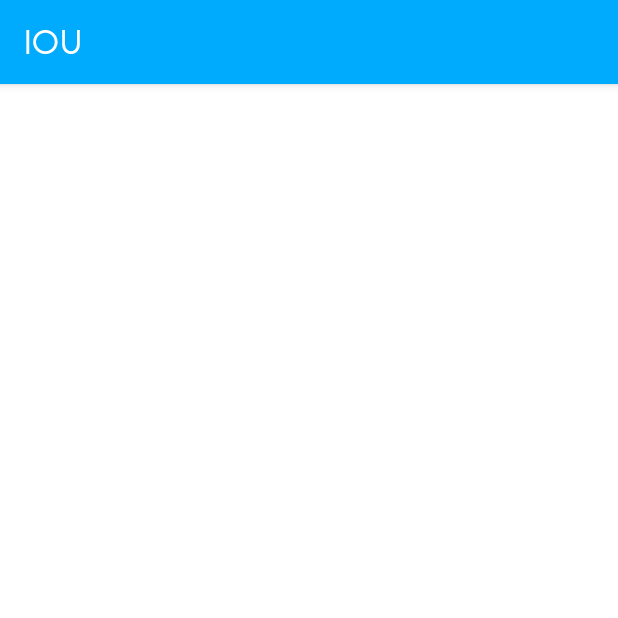
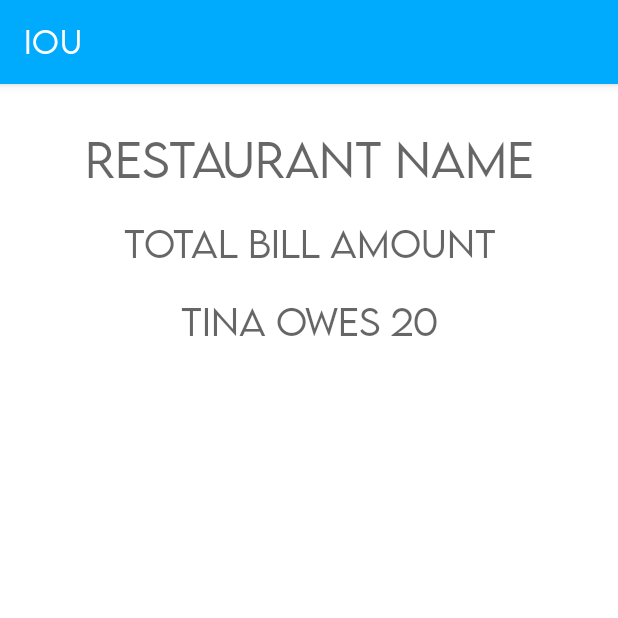
Before and after one commit to tinawen02/IOU, an Android app: the BillDetailsActivity screen opened directly, with no data from a screen before it, on a phone screen of 412 x 824 dp, the top half of it. Run offline under Robolectric (Android 15) with nearby library versions, the phone set to English and light mode, and no system bars; libraries missing offline, so code that uses them is left out: com.parse, org.parceler; 5 statements that could not run were skipped.

Commit message:
making a pr

```diff
--- a/app/src/main/java/com/example/iou/bill/activities/SplitSettlementActivity.java
+++ b/app/src/main/java/com/example/iou/bill/activities/SplitSettlementActivity.java
@@ -23,6 +23,7 @@ import com.parse.SaveCallback;
 
 import org.parceler.Parcels;
 
+import java.text.DecimalFormat;
 import java.util.Iterator;
 import java.util.Map;
 import java.util.Set;
@@ -37,6 +38,7 @@ public class SplitSettlementActivity extends AppCompatActivity {
     private TextView tvAmountsOwed;
 
     private BillParse bill = new BillParse();
+    private static final DecimalFormat decimalFormat = new DecimalFormat("0.00");
 
     @Override
     protected void onCreate(Bundle savedInstanceState) {
@@ -63,7 +65,7 @@ public class SplitSettlementActivity extends AppCompatActivity {
         StringBuilder str = new StringBuilder();
         for (Iterator i = keys.iterator(); i.hasNext(); ) {
             String name = (String) i.next();
-            Double value = amountsOwed.get(name);
+            Double value = Double.valueOf(decimalFormat.format(amountsOwed.get(name)));
             str.append(name + " owes " + value + "\n");
         }
 
@@ -98,6 +100,7 @@ public class SplitSettlementActivity extends AppCompatActivity {
     private void toHomeFragment() {
         Intent i = new Intent(SplitSettlementActivity.this, MainActivity.class);
         i.putExtra(USER_BILL_KEY, Parcels.wrap(bill));
+        i.putExtra(SPLIT_BILL_INFORMATION_KEY, Parcels.wrap(splitBill));
         startActivity(i);
     }
 }
--- a/app/src/main/java/com/example/iou/bill/adapters/BillItemAdapter.java
+++ b/app/src/main/java/com/example/iou/bill/adapters/BillItemAdapter.java
@@ -9,6 +9,7 @@ import android.widget.LinearLayout;
 import android.widget.TextView;
 
 import androidx.annotation.NonNull;
+import androidx.core.content.res.ResourcesCompat;
 import androidx.recyclerview.widget.RecyclerView;
 
 import com.example.iou.R;
@@ -82,6 +83,9 @@ public class BillItemAdapter extends RecyclerView.Adapter<BillItemAdapter.ViewHo
                         LinearLayout.LayoutParams.MATCH_PARENT,
                         ViewGroup.LayoutParams.WRAP_CONTENT));
 
+                // Set the font
+                checkbox.setTypeface(ResourcesCompat.getFont(context, R.font.lemon_milk_light));
+
                 // Checks to see if a checkbox was clicked or not
                 int finalI = i;
                 checkbox.setOnClickListener(new View.OnClickListener() {
--- a/app/src/main/java/com/example/iou/home/activities/BillDetailsActivity.java
+++ b/app/src/main/java/com/example/iou/home/activities/BillDetailsActivity.java
@@ -1,16 +1,49 @@
 package com.example.iou.home.activities;
+
+import static com.example.iou.IOUKeys.BILL_DETAILS_KEY;
+import static com.example.iou.IOUKeys.SPLIT_BILL_INFORMATION_KEY;
 
 import androidx.appcompat.app.AppCompatActivity;
 
 import android.os.Bundle;
+import android.widget.TextView;
 
 import com.example.iou.R;
+import com.example.iou.bill.models.BillParse;
+
+import org.parceler.Parcels;
+
+import java.util.Date;
 
 public class BillDetailsActivity extends AppCompatActivity {
+
+    private TextView tvLocationDetails;
+    private TextView tvBillAmountDetails;
+    private TextView tvAmountsOwedDetails;
+    private TextView tvTimeStampDetails;
+
+    private BillParse bill;
 
     @Override
     protected void onCreate(Bundle savedInstanceState) {
         super.onCreate(savedInstanceState);
         setContentView(R.layout.activity_bill_details);
+
+        // Unwrap the parcel
+        bill = Parcels.unwrap(getIntent().getParcelableExtra(BILL_DETAILS_KEY));
+
+        tvLocationDetails = findViewById(R.id.tvLocationDetails);
+        tvBillAmountDetails = findViewById(R.id.tvBillAmountDetails);
+        tvAmountsOwedDetails = findViewById(R.id.tvAmountsOwedDetails);
+        tvTimeStampDetails = findViewById(R.id.tvTimeStampDetails);
+
+        tvLocationDetails.setText(bill.getLocation());
+        tvBillAmountDetails.setText(String.valueOf(bill.getFinalBill()));
+        tvAmountsOwedDetails.setText(bill.getAmountsOwed());
+
+        // Calculate relative date of the post
+        Date createdAt = bill.getCreatedAt();
+        String timeAgo = BillParse.calculateTimeAgo(createdAt);
+        tvTimeStampDetails.setText(timeAgo);
     }
 }
--- a/app/src/main/java/com/example/iou/home/adapters/FeedAdapter.java
+++ b/app/src/main/java/com/example/iou/home/adapters/FeedAdapter.java
@@ -16,6 +16,7 @@ import com.example.iou.home.activities.BillDetailsActivity;
 
 import org.parceler.Parcels;
 
+import java.text.DecimalFormat;
 import java.util.Date;
 import java.util.List;
 
@@ -71,7 +72,7 @@ public class FeedAdapter extends RecyclerView.Adapter<FeedAdapter.ViewHolder> {
             tvBillAmountFeed.setText(String.valueOf(bill.getFinalBill()));
             tvAmountsOwedFeed.setText(bill.getAmountsOwed());
 
-            // Debugging location: poor structure but only way it works
+            // TODO: click on the background possibly?
             tvLocationFeed.setOnClickListener(new View.OnClickListener() {
                 @Override
                 public void onClick(View v) {
--- a/app/src/main/res/layout/activity_bill_details.xml
+++ b/app/src/main/res/layout/activity_bill_details.xml
@@ -1,9 +1,54 @@
 <?xml version="1.0" encoding="utf-8"?>
 <androidx.constraintlayout.widget.ConstraintLayout xmlns:android="http://schemas.android.com/apk/res/android"
     xmlns:app="http://schemas.android.com/apk/res-auto"
-    xmlns:tools="http://schemas.android.com/tools"
     android:layout_width="match_parent"
-    android:layout_height="match_parent"
-    tools:context=".home.activities.BillDetailsActivity">
+    android:layout_height="wrap_content">
+
+    <TextView
+        android:id="@+id/tvLocationDetails"
+        android:layout_width="match_parent"
+        android:layout_height="wrap_content"
+        android:layout_marginTop="30dp"
+        android:gravity="center"
+        android:hint="@string/restaurant_name"
+        android:textColor="@color/black"
+        android:textSize="30dp"
+        app:layout_constraintTop_toTopOf="parent" />
+
+
+    <TextView
+        android:id="@+id/tvBillAmountDetails"
+        android:layout_width="match_parent"
+        android:layout_height="wrap_content"
+        android:layout_marginTop="20dp"
+        android:gravity="center"
+        android:hint="@string/total_bill_amount"
+        android:textColor="@color/black"
+        android:textSize="23dp"
+        app:layout_constraintTop_toBottomOf="@id/tvLocationDetails" />
+
+
+    <TextView
+        android:id="@+id/tvAmountsOwedDetails"
+        android:layout_width="match_parent"
+        android:layout_height="wrap_content"
+        android:layout_marginTop="20dp"
+        android:gravity="center"
+        android:hint="Tina owes 20"
+        android:textColor="@color/black"
+        android:textSize="23dp"
+        app:layout_constraintTop_toBottomOf="@id/tvBillAmountDetails" />
+
+    <TextView
+        android:id="@+id/tvTimeStampDetails"
+        android:layout_width="wrap_content"
+        android:layout_height="wrap_content"
+        android:layout_marginStart="15dp"
+        android:layout_marginBottom="15dp"
+        android:text="TextView"
+        app:layout_constraintEnd_toEndOf="parent"
+        app:layout_constraintStart_toStartOf="parent"
+        app:layout_constraintTop_toBottomOf="@id/tvAmountsOwedDetails" />
+
 
 </androidx.constraintlayout.widget.ConstraintLayout>
--- a/app/src/main/res/layout/activity_main.xml
+++ b/app/src/main/res/layout/activity_main.xml
@@ -3,8 +3,7 @@
     xmlns:app="http://schemas.android.com/apk/res-auto"
     android:id="@+id/container"
     android:layout_width="match_parent"
-    android:layout_height="match_parent"
-    android:paddingTop="?attr/actionBarSize">
+    android:layout_height="match_parent">
 
     <com.google.android.material.bottomnavigation.BottomNavigationView
         android:id="@+id/nav_view"
--- a/app/src/main/res/layout/fragment_home.xml
+++ b/app/src/main/res/layout/fragment_home.xml
@@ -42,7 +42,7 @@
             android:layout_height="match_parent"
             android:padding="8dp"
             app:layout_constraintTop_toTopOf="parent"
-            app:layout_constraintEnd_toEndOf="parent"/>
+            app:layout_constraintEnd_toEndOf="parent" />
 
     </androidx.swiperefreshlayout.widget.SwipeRefreshLayout>
 
--- a/app/src/main/res/layout/item_bill_feed.xml
+++ b/app/src/main/res/layout/item_bill_feed.xml
@@ -2,7 +2,9 @@
 <androidx.constraintlayout.widget.ConstraintLayout xmlns:android="http://schemas.android.com/apk/res/android"
     xmlns:app="http://schemas.android.com/apk/res-auto"
     android:layout_width="match_parent"
-    android:layout_height="wrap_content">
+    android:layout_height="wrap_content"
+    android:background="@color/light_orange"
+    android:layout_margin="8dp">
 
     <TextView
         android:id="@+id/tvLocationFeed"
--- a/app/src/main/res/values/colors.xml
+++ b/app/src/main/res/values/colors.xml
@@ -7,4 +7,5 @@
     <color name="teal_700">#FF018786</color>
     <color name="black">#FF000000</color>
     <color name="white">#FFFFFFFF</color>
+    <color name="light_orange">#fed8b1</color>
 </resources>
```
Also changed, not shown: app/src/main/java/com/example/iou/ui/home/HomeFragment.java (+8 -0 lines).
